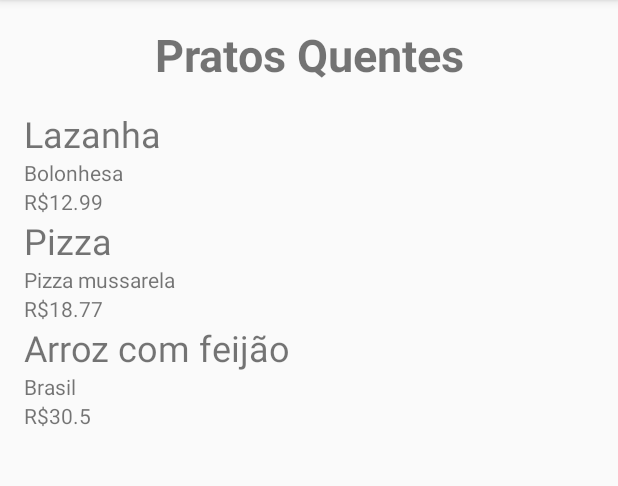
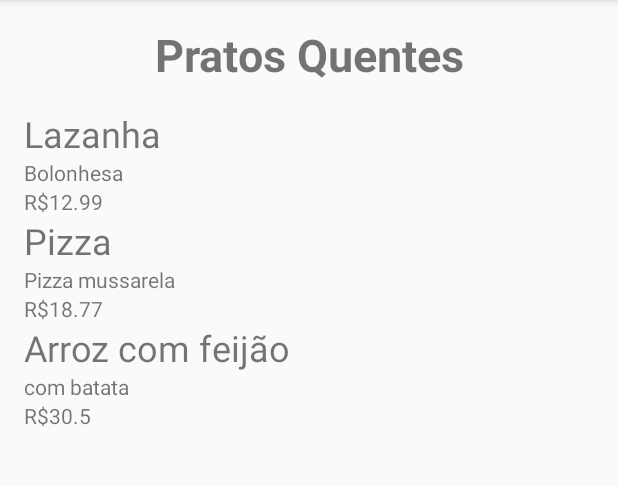
Before and after one commit to leandroyellow/Cardapio, an Android app: the screen it shows after launch (SegundaActivity), after a tap on an icon or button, on a phone screen of 412 x 824 dp, the part 84-570 px from its top. Run offline under Robolectric (Android 15) with nearby library versions, the phone set to English and light mode, and no system bars.

Commit message:
lista de produtos

```diff
--- a/app/src/main/java/com/example/leandroqtrepador/cardapio/SegundaActivity.java
+++ b/app/src/main/java/com/example/leandroqtrepador/cardapio/SegundaActivity.java
@@ -13,6 +13,7 @@ import java.util.ArrayList;
 public class SegundaActivity extends AppCompatActivity {
 
     public ArrayList<Produto> produtos = new ArrayList<>();
+    LinearLayout linearLayout;
 
     @Override
     protected void onCreate(Bundle savedInstanceState) {
@@ -22,73 +23,25 @@ public class SegundaActivity extends AppCompatActivity {
         Intent intent = getIntent();
         String titulo = intent.getStringExtra(MainActivity.TITULO);
         TextView textViewTitulo = findViewById(R.id.tvTitulo);
-        LinearLayout linearLayout = findViewById(R.id.lVertical);
+
 
         textViewTitulo.setText(titulo);
 
         if (titulo.equals("Pratos Quentes")) {
             produtos.add(new Produto("Lazanha", 12.99, "Prato Quente", "Bolonhesa"));
             produtos.add(new Produto("Pizza", 18.77, "Prato Quente", "Pizza mussarela"));
-        produtos.add(new Produto("Arroz com feijão", 30.50, "Prato Quente", "Brasil"));
+            produtos.add(new Produto("Arroz com feijão", 30.50, "Prato Quente", "com batata"));
 
-            for (int i = 0; i < produtos.size(); i++) {
-
-                TextView textViewitem1 = new TextView(this);
-                TextView textViewDescr1 = new TextView(this);
-                TextView textViewPreco1 = new TextView(this);
-
-                textViewitem1.setText(produtos.get(i).getNome());
-                textViewitem1.setTextSize(24);
-                textViewDescr1.setText((produtos.get(i).getDescricao()));
-                textViewPreco1.setText("R$" + produtos.get(i).getPreco().toString());
-
-                linearLayout.addView(textViewitem1);
-                linearLayout.addView(textViewDescr1);
-                linearLayout.addView(textViewPreco1);
-
-            }
         }
         else if (titulo.equals("Sobremesas")){
             produtos.add( new Produto("Sorvete", 5.00, "Sobremesa", "Massa"));
             produtos.add(new Produto("Sorvete", 3.50, "Sobremesa", "no palito"));
 
-            for (int i = 0; i < produtos.size(); i++) {
-
-                TextView textViewitem1 = new TextView(this);
-                TextView textViewDescr1 = new TextView(this);
-                TextView textViewPreco1 = new TextView(this);
-
-                textViewitem1.setText(produtos.get(i).getNome());
-                textViewitem1.setTextSize(24);
-                textViewDescr1.setText((produtos.get(i).getDescricao()));
-                textViewPreco1.setText("R$" + produtos.get(i).getPreco().toString());
-
-                linearLayout.addView(textViewitem1);
-                linearLayout.addView(textViewDescr1);
-                linearLayout.addView(textViewPreco1);
-
-            }
         }
         else if (titulo.equals("Bebidas")){
             produtos.add( new Produto("Refrigerante", 3.00, "Bebida", "Lata de 50 ml"));
             produtos.add(new Produto("Refrigerante", 30.50, "Bebida", "Lata de 100ml"));
 
-            for (int i = 0; i < produtos.size(); i++) {
-
-                TextView textViewitem1 = new TextView(this);
-                TextView textViewDescr1 = new TextView(this);
-                TextView textViewPreco1 = new TextView(this);
-
-                textViewitem1.setText(produtos.get(i).getNome());
-                textViewitem1.setTextSize(24);
-                textViewDescr1.setText((produtos.get(i).getDescricao()));
-                textViewPreco1.setText("R$" + produtos.get(i).getPreco().toString());
-
-                linearLayout.addView(textViewitem1);
-                linearLayout.addView(textViewDescr1);
-                linearLayout.addView(textViewPreco1);
-
-            }
         }
         else if (titulo.equals("Lanches")){
             produtos.add(new Produto("X-Picanha", 30.50, "Lanche", "Picanha com ovo"));
@@ -96,16 +49,25 @@ public class SegundaActivity extends AppCompatActivity {
             produtos.add(new Produto("X-Salada", 20.50, "Lanche", "com Salada"));
             produtos.add(new Produto("X-Burger", 25.50, "Lanche", "com hamburguer"));
 
-            for (int i = 0; i < produtos.size(); i++) {
+        }
+        listaProdutos(produtos);
+
+    }
+
+    public void listaProdutos(ArrayList<Produto> lista){
+
+        linearLayout =  findViewById(R.id.lVertical);
+
+        for (int i = 0; i < lista.size(); i++) {
 
             TextView textViewitem1 = new TextView(this);
             TextView textViewDescr1 = new TextView(this);
             TextView textViewPreco1 = new TextView(this);
 
-                textViewitem1.setText(produtos.get(i).getNome());
+            textViewitem1.setText(lista.get(i).getNome());
             textViewitem1.setTextSize(24);
-                textViewDescr1.setText((produtos.get(i).getDescricao()));
-                textViewPreco1.setText("R$" + produtos.get(i).getPreco().toString());
+            textViewDescr1.setText((lista.get(i).getDescricao()));
+            textViewPreco1.setText("R$" + lista.get(i).getPreco().toString());
 
             linearLayout.addView(textViewitem1);
             linearLayout.addView(textViewDescr1);
@@ -115,4 +77,3 @@ public class SegundaActivity extends AppCompatActivity {
     }
 
 }
-}
```
Lines whose indentation alone changed are shown as unchanged.
